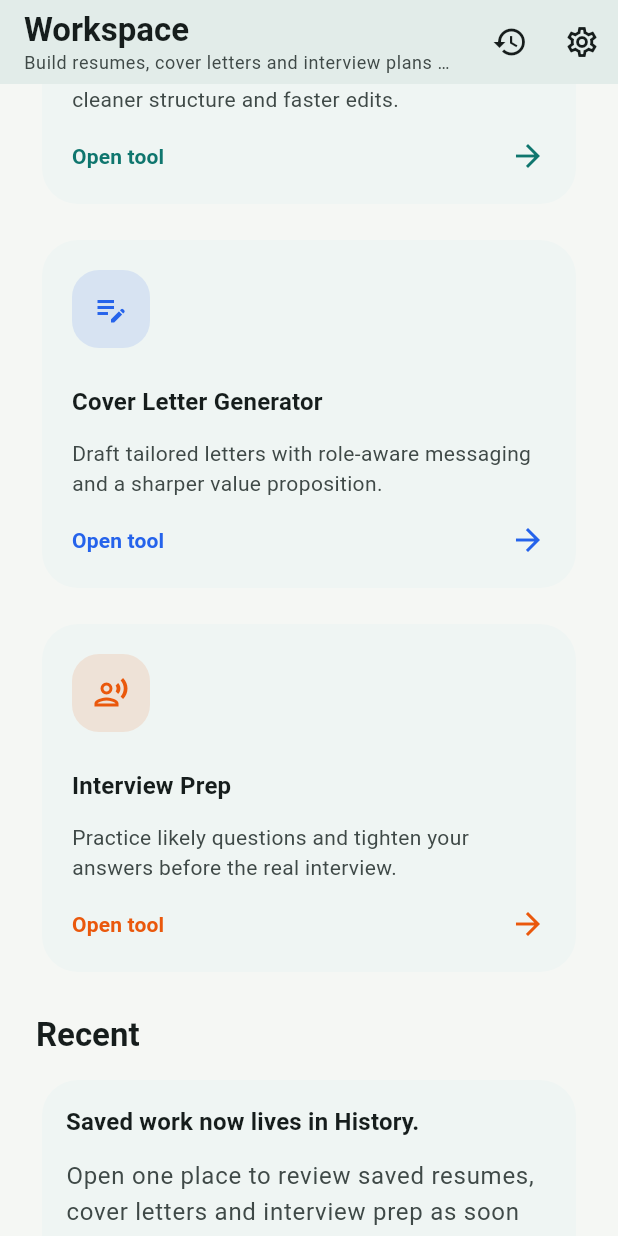
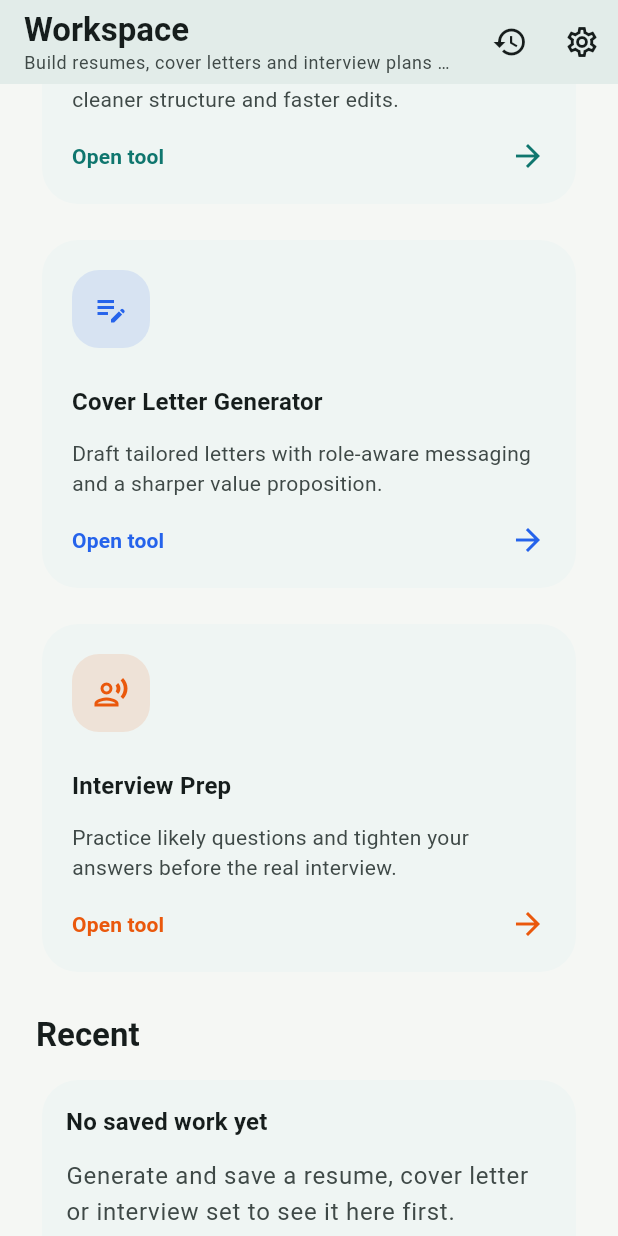
Before and after one commit to bb1907/AI-Career-Tool, a Flutter app: the HomePage screen opened by its route, scrolled down 576 dp, on a phone screen of 412 x 824 dp. Run offline on Flutter 3.47's test engine with Material 3 defaults, Android fonts, the phone set to English and light mode, and no system bars; our stand-ins replace file_picker, flutter_riverpod, go_router, shared_preferences, supabase_flutter; missing offline and left inert: syncfusion_flutter_pdf; accounts and stored records are empty.

Commit message:
fix: restore recent items on home

```diff
--- a/lib/features/cover_letter/data/datasources/cover_letter_supabase_datasource.dart
+++ b/lib/features/cover_letter/data/datasources/cover_letter_supabase_datasource.dart
@@ -36,7 +36,7 @@ class CoverLetterSupabaseDatasource
     try {
       final response = await _databaseService
           .from('cover_letters')
-          .select('cover_letter')
+          .select('cover_letter, created_at')
           .eq('user_id', _databaseService.requireCurrentUserId())
           .order('created_at', ascending: false);
 
--- a/lib/features/cover_letter/data/models/cover_letter_result_model.dart
+++ b/lib/features/cover_letter/data/models/cover_letter_result_model.dart
@@ -1,11 +1,12 @@
 import '../../domain/entities/cover_letter_result.dart';
 
 class CoverLetterResultModel extends CoverLetterResult {
-  const CoverLetterResultModel({required super.coverLetter});
+  const CoverLetterResultModel({required super.coverLetter, super.createdAt});
 
   factory CoverLetterResultModel.fromJson(Map<String, dynamic> json) {
     return CoverLetterResultModel(
       coverLetter: json['cover_letter'] as String? ?? '',
+      createdAt: DateTime.tryParse(json['created_at'] as String? ?? ''),
     );
   }
 
--- a/lib/features/cover_letter/data/repositories/cover_letter_repository_impl.dart
+++ b/lib/features/cover_letter/data/repositories/cover_letter_repository_impl.dart
@@ -28,7 +28,10 @@ class CoverLetterRepositoryImpl implements CoverLetterRepository {
   @override
   Future<void> saveCoverLetter(CoverLetterResult result) async {
     await _persistenceDatasource.save(
-      CoverLetterResultModel(coverLetter: result.coverLetter),
+      CoverLetterResultModel(
+        coverLetter: result.coverLetter,
+        createdAt: result.createdAt,
+      ),
     );
   }
 
--- a/lib/features/home/presentation/pages/home_page.dart
+++ b/lib/features/home/presentation/pages/home_page.dart
@@ -1,11 +1,16 @@
 import 'package:flutter/material.dart';
+import 'package:flutter_riverpod/flutter_riverpod.dart';
 import 'package:go_router/go_router.dart';
 
 import '../../../../app/router.dart';
 import '../../../../core/config/constants.dart';
 import '../../../../core/utils/app_spacing.dart';
+import '../../../../core/widgets/error_view.dart';
+import '../../../../core/widgets/loading_view.dart';
+import '../../../auth/presentation/providers/auth_controller.dart';
+import '../providers/recent_documents_provider.dart';
 
-class HomePage extends StatelessWidget {
+class HomePage extends ConsumerWidget {
   const HomePage({super.key});
 
   static const _featureCards = <_FeatureCardData>[
@@ -36,9 +41,15 @@ class HomePage extends StatelessWidget {
   ];
 
   @override
-  Widget build(BuildContext context) {
+  Widget build(BuildContext context, WidgetRef ref) {
     final theme = Theme.of(context);
     final colorScheme = theme.colorScheme;
+    final userId = ref.watch(
+      authControllerProvider.select((authState) => authState.session?.userId),
+    );
+    final recentDocuments = userId == null
+        ? const AsyncData(RecentDocumentsState())
+        : ref.watch(recentDocumentsProvider(userId));
 
     return Scaffold(
       appBar: AppBar(
@@ -113,25 +124,53 @@ class HomePage extends StatelessWidget {
               ),
             ),
             const SizedBox(height: AppSpacing.compact),
-            Card(
+            _RecentDocumentsCard(
+              recentDocuments: recentDocuments,
+              onHistoryPressed: () => context.go(AppRoutes.history),
+            ),
+            const SizedBox(height: AppSpacing.page),
+            _PremiumUpsellCard(onPressed: () => context.go(AppRoutes.paywall)),
+          ],
+        ),
+      ),
+    );
+  }
+}
+
+class _RecentDocumentsCard extends StatelessWidget {
+  const _RecentDocumentsCard({
+    required this.recentDocuments,
+    required this.onHistoryPressed,
+  });
+
+  final AsyncValue<RecentDocumentsState> recentDocuments;
+  final VoidCallback onHistoryPressed;
+
+  @override
+  Widget build(BuildContext context) {
+    final theme = Theme.of(context);
+    final colorScheme = theme.colorScheme;
+
+    return Card(
       elevation: 0,
-              shape: RoundedRectangleBorder(
-                borderRadius: BorderRadius.circular(24),
-              ),
+      shape: RoundedRectangleBorder(borderRadius: BorderRadius.circular(24)),
       child: Padding(
         padding: const EdgeInsets.all(AppSpacing.section),
-                child: Column(
+        child: recentDocuments.when(
+          data: (state) {
+            if (state.isEmpty) {
+              return Column(
                 crossAxisAlignment: CrossAxisAlignment.start,
                 children: [
                   Text(
-                      'Saved work now lives in History.',
+                    'No saved work yet',
                     style: theme.textTheme.titleMedium?.copyWith(
                       fontWeight: FontWeight.w700,
                     ),
                   ),
                   const SizedBox(height: AppSpacing.compact),
                   Text(
-                      'Open one place to review saved resumes, cover letters and interview prep as soon as you store them.',
+                    'Generate and save a resume, cover letter or interview set to see it here first.',
                     style: theme.textTheme.bodyLarge?.copyWith(
                       color: colorScheme.onSurfaceVariant,
                       height: 1.5,
@@ -139,16 +178,145 @@ class HomePage extends StatelessWidget {
                   ),
                   const SizedBox(height: AppSpacing.section),
                   FilledButton.tonalIcon(
-                      onPressed: () => context.go(AppRoutes.history),
+                    onPressed: onHistoryPressed,
                     icon: const Icon(Icons.history_outlined),
                     label: const Text('Open history'),
+                  ),
+                ],
+              );
+            }
+
+            return Column(
+              crossAxisAlignment: CrossAxisAlignment.start,
+              children: [
+                Text(
+                  'Recently saved',
+                  style: theme.textTheme.titleMedium?.copyWith(
+                    fontWeight: FontWeight.w700,
+                  ),
+                ),
+                const SizedBox(height: AppSpacing.compact),
+                Text(
+                  'Jump back into your latest saved outputs without opening the full history screen.',
+                  style: theme.textTheme.bodyLarge?.copyWith(
+                    color: colorScheme.onSurfaceVariant,
+                    height: 1.5,
+                  ),
+                ),
+                if (state.hasSectionErrors) ...[
+                  const SizedBox(height: AppSpacing.compact),
+                  Text(
+                    'Some saved sources are temporarily unavailable.',
+                    style: theme.textTheme.bodyMedium?.copyWith(
+                      color: colorScheme.error,
+                    ),
+                  ),
+                ],
+                const SizedBox(height: AppSpacing.section),
+                for (var index = 0; index < state.items.length; index++) ...[
+                  _RecentDocumentTile(item: state.items[index]),
+                  if (index != state.items.length - 1)
+                    const Divider(height: AppSpacing.page),
+                ],
+                const SizedBox(height: AppSpacing.section),
+                FilledButton.tonalIcon(
+                  onPressed: onHistoryPressed,
+                  icon: const Icon(Icons.history_outlined),
+                  label: const Text('Open full history'),
+                ),
+              ],
+            );
+          },
+          loading: () => const Padding(
+            padding: EdgeInsets.symmetric(vertical: AppSpacing.section),
+            child: LoadingView(label: 'Loading recent work...'),
+          ),
+          error: (_, _) => Column(
+            crossAxisAlignment: CrossAxisAlignment.start,
+            children: [
+              Text(
+                'Recent activity unavailable',
+                style: theme.textTheme.titleMedium?.copyWith(
+                  fontWeight: FontWeight.w700,
+                ),
+              ),
+              const SizedBox(height: AppSpacing.compact),
+              ErrorView(
+                message: 'Recent saved work could not be loaded right now.',
+                onRetry: onHistoryPressed,
               ),
             ],
           ),
         ),
       ),
-            const SizedBox(height: AppSpacing.page),
-            _PremiumUpsellCard(onPressed: () => context.go(AppRoutes.paywall)),
+    );
+  }
+}
+
+class _RecentDocumentTile extends StatelessWidget {
+  const _RecentDocumentTile({required this.item});
+
+  final RecentDocumentItem item;
+
+  @override
+  Widget build(BuildContext context) {
+    final theme = Theme.of(context);
+    final colorScheme = theme.colorScheme;
+
+    return InkWell(
+      borderRadius: BorderRadius.circular(18),
+      onTap: () => context.go(item.route),
+      child: Padding(
+        padding: const EdgeInsets.symmetric(vertical: 8),
+        child: Row(
+          crossAxisAlignment: CrossAxisAlignment.start,
+          children: [
+            Container(
+              width: 44,
+              height: 44,
+              decoration: BoxDecoration(
+                color: colorScheme.surfaceContainerHighest,
+                borderRadius: BorderRadius.circular(14),
+              ),
+              alignment: Alignment.center,
+              child: Icon(item.icon, size: 22),
+            ),
+            const SizedBox(width: 14),
+            Expanded(
+              child: Column(
+                crossAxisAlignment: CrossAxisAlignment.start,
+                children: [
+                  Text(
+                    item.typeLabel,
+                    style: theme.textTheme.labelLarge?.copyWith(
+                      color: colorScheme.primary,
+                      fontWeight: FontWeight.w700,
+                    ),
+                  ),
+                  const SizedBox(height: 4),
+                  Text(
+                    item.title,
+                    maxLines: 2,
+                    overflow: TextOverflow.ellipsis,
+                    style: theme.textTheme.titleMedium?.copyWith(
+                      fontWeight: FontWeight.w600,
+                    ),
+                  ),
+                  const SizedBox(height: 6),
+                  Text(
+                    item.subtitle,
+                    style: theme.textTheme.bodyMedium?.copyWith(
+                      color: colorScheme.onSurfaceVariant,
+                    ),
+                  ),
+                ],
+              ),
+            ),
+            const SizedBox(width: 12),
+            Icon(
+              Icons.chevron_right_rounded,
+              color: colorScheme.onSurfaceVariant,
+            ),
           ],
         ),
       ),
--- /dev/null
+++ b/lib/features/home/presentation/providers/recent_documents_provider.dart
@@ -0,0 +1,115 @@
+import 'package:flutter/material.dart';
+import 'package:flutter_riverpod/flutter_riverpod.dart';
+
+import '../../../../app/router.dart';
+import '../../../auth/presentation/providers/auth_controller.dart';
+import '../../../cover_letter/domain/entities/cover_letter_result.dart';
+import '../../../history/application/history_controller.dart';
+import '../../../history/domain/entities/history_snapshot.dart';
+import '../../../interview/domain/entities/interview_result.dart';
+import '../../../resume/domain/entities/resume_result.dart';
+
+final recentDocumentsProvider = FutureProvider.autoDispose
+    .family<RecentDocumentsState, String>((ref, userId) async {
+      ref.watch(
+        authControllerProvider.select(
+          (state) => state.session?.userId == userId,
+        ),
+      );
+
+      final snapshot = await ref
+          .watch(historyRepositoryProvider)
+          .fetchHistory();
+      return RecentDocumentsState.fromSnapshot(snapshot);
+    });
+
+class RecentDocumentsState {
+  const RecentDocumentsState({
+    this.items = const [],
+    this.hasSectionErrors = false,
+  });
+
+  factory RecentDocumentsState.fromSnapshot(
+    HistorySnapshot snapshot, {
+    int limit = 5,
+  }) {
+    final allItems = <RecentDocumentItem>[
+      ...snapshot.resumes.items.map(RecentDocumentItem.fromResume),
+      ...snapshot.coverLetters.items.map(RecentDocumentItem.fromCoverLetter),
+      ...snapshot.interviewSets.items.map(RecentDocumentItem.fromInterview),
+    ]..sort((left, right) => right.sortKey.compareTo(left.sortKey));
+
+    return RecentDocumentsState(
+      items: allItems.take(limit).toList(growable: false),
+      hasSectionErrors: snapshot.hasAnyError,
+    );
+  }
+
+  final List<RecentDocumentItem> items;
+  final bool hasSectionErrors;
+
+  bool get isEmpty => items.isEmpty;
+}
+
+class RecentDocumentItem {
+  const RecentDocumentItem({
+    required this.title,
+    required this.subtitle,
+    required this.typeLabel,
+    required this.route,
+    required this.icon,
+    required this.sortKey,
+  });
+
+  factory RecentDocumentItem.fromResume(ResumeResult result) {
+    final summary = result.summary.trim();
+    return RecentDocumentItem(
+      title: summary.isEmpty ? 'Saved resume draft' : summary,
+      subtitle:
+          '${result.experienceBullets.length} bullets • ${result.skills.length} skills',
+      typeLabel: 'Resume',
+      route: AppRoutes.resume,
+      icon: Icons.description_outlined,
+      sortKey: result.createdAt ?? DateTime.fromMillisecondsSinceEpoch(0),
+    );
+  }
+
+  factory RecentDocumentItem.fromCoverLetter(CoverLetterResult result) {
+    final preview = result.coverLetter.replaceAll('\n', ' ').trim();
+    return RecentDocumentItem(
+      title: preview.isEmpty ? 'Saved cover letter draft' : preview,
+      subtitle: 'Tailored letter draft',
+      typeLabel: 'Cover Letter',
+      route: AppRoutes.coverLetter,
+      icon: Icons.edit_note_outlined,
+      sortKey: result.createdAt ?? DateTime.fromMillisecondsSinceEpoch(0),
+    );
+  }
+
+  factory RecentDocumentItem.fromInterview(InterviewResult result) {
+    final technicalQuestions = result.technicalQuestions;
+    final behavioralQuestions = result.behavioralQuestions;
+    final title = technicalQuestions.isNotEmpty
+        ? technicalQuestions.first.question
+        : behavioralQuestions.isNotEmpty
+        ? behavioralQuestions.first.question
+        : 'Saved interview set';
+
+    return RecentDocumentItem(
+      title: title,
+      subtitle:
+          '${technicalQuestions.length} technical • ${behavioralQuestions.length} behavioral',
+      typeLabel: 'Interview Set',
+      route: AppRoutes.interview,
+      icon: Icons.record_voice_over_outlined,
+      sortKey: result.createdAt ?? DateTime.fromMillisecondsSinceEpoch(0),
+    );
+  }
+
+  final String title;
+  final String subtitle;
+  final String typeLabel;
+  final String route;
+  final IconData icon;
+  final DateTime sortKey;
+}
--- a/lib/features/interview/data/datasources/interview_supabase_datasource.dart
+++ b/lib/features/interview/data/datasources/interview_supabase_datasource.dart
@@ -40,7 +40,7 @@ class InterviewSupabaseDatasource implements InterviewPersistenceDatasource {
     try {
       final response = await _databaseService
           .from('interview_sets')
-          .select('technical_questions, behavioral_questions')
+          .select('technical_questions, behavioral_questions, created_at')
           .eq('user_id', _databaseService.requireCurrentUserId())
           .order('created_at', ascending: false);
 
--- a/lib/features/interview/data/models/interview_result_model.dart
+++ b/lib/features/interview/data/models/interview_result_model.dart
@@ -5,6 +5,7 @@ class InterviewResultModel extends InterviewResult {
   const InterviewResultModel({
     required super.technicalQuestions,
     required super.behavioralQuestions,
+    super.createdAt,
   });
 
   factory InterviewResultModel.fromJson(Map<String, dynamic> json) {
@@ -18,6 +19,7 @@ class InterviewResultModel extends InterviewResult {
               .whereType<Map<String, dynamic>>()
               .map(InterviewQuestionModel.fromJson)
               .toList(growable: false),
+      createdAt: DateTime.tryParse(json['created_at'] as String? ?? ''),
     );
   }
 
--- a/lib/features/interview/data/repositories/interview_repository_impl.dart
+++ b/lib/features/interview/data/repositories/interview_repository_impl.dart
@@ -31,6 +31,7 @@ class InterviewRepositoryImpl implements InterviewRepository {
       InterviewResultModel(
         technicalQuestions: result.technicalQuestions,
         behavioralQuestions: result.behavioralQuestions,
+        createdAt: result.createdAt,
       ),
     );
   }
--- a/lib/features/resume/data/datasources/resume_supabase_datasource.dart
+++ b/lib/features/resume/data/datasources/resume_supabase_datasource.dart
@@ -38,7 +38,7 @@ class ResumeSupabaseDatasource implements ResumePersistenceDatasource {
     try {
       final response = await _databaseService
           .from('resumes')
-          .select('summary, experience_bullets, skills, education')
+          .select('summary, experience_bullets, skills, education, created_at')
           .eq('user_id', _databaseService.requireCurrentUserId())
           .order('created_at', ascending: false);
 
--- a/lib/features/resume/data/models/resume_result_model.dart
+++ b/lib/features/resume/data/models/resume_result_model.dart
@@ -6,6 +6,7 @@ class ResumeResultModel extends ResumeResult {
     required super.experienceBullets,
     required super.skills,
     required super.education,
+    super.createdAt,
   });
 
   factory ResumeResultModel.fromJson(Map<String, dynamic> json) {
@@ -18,6 +19,7 @@ class ResumeResultModel extends ResumeResult {
           .map((item) => item.toString())
           .toList(growable: false),
       education: json['education'] as String? ?? '',
+      createdAt: DateTime.tryParse(json['created_at'] as String? ?? ''),
     );
   }
 
--- a/lib/features/resume/data/repositories/resume_repository_impl.dart
+++ b/lib/features/resume/data/repositories/resume_repository_impl.dart
@@ -31,6 +31,7 @@ class ResumeRepositoryImpl implements ResumeRepository {
         experienceBullets: result.experienceBullets,
         skills: result.skills,
         education: result.education,
+        createdAt: result.createdAt,
       ),
     );
   }
```
Also changed, not shown: lib/features/cover_letter/domain/entities/cover_letter_result.dart (+15 -4 lines), lib/features/interview/domain/entities/interview_result.dart (+10 -1 lines), lib/features/resume/domain/entities/resume_result.dart (+10 -1 lines), 1 other file. Lines whose indentation alone changed are shown as unchanged.
